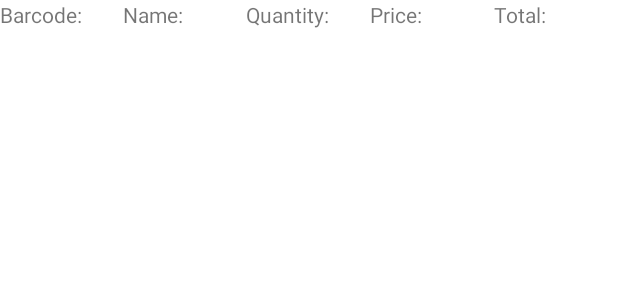
After one commit to dy-chrstn/Wonder-Pets_SwiftSell, an Android app: the layout listaddbuy.xml on its own in the app's theme, with its tools: preview values and no code run, on a phone screen of 412 x 824 dp. The commit adds this screen. Shown: the top 300 px of the screen. Run offline under Robolectric (Android 15) with nearby library versions, the phone set to English and light mode, and no system bars.

Commit message:
POS in progress need fix

```diff
--- a/app/src/main/java/com/example/scanit/PosActivity.kt
+++ b/app/src/main/java/com/example/scanit/PosActivity.kt
@@ -78,6 +78,7 @@ class PosActivity : AppCompatActivity() {
         val scanBtn = findViewById<Button>(R.id.ScanBar)
         val btnAdd = findViewById<Button>(R.id.addBuy)
 
+        adapter.updateItems(viewModel.getItems())
         prodNameSelect.text = nameProd
         val priceText = priceProd
         prodPriceSelect.text = "\u20B1 $priceText"
--- /dev/null
+++ b/app/src/main/res/layout/listaddbuy.xml
@@ -0,0 +1,62 @@
+<?xml version="1.0" encoding="utf-8"?>
+<androidx.constraintlayout.widget.ConstraintLayout xmlns:android="http://schemas.android.com/apk/res/android"
+    android:layout_width="match_parent"
+    android:layout_height="50dp">
+    <!-- item_layout.xml -->
+    <LinearLayout
+        xmlns:android="http://schemas.android.com/apk/res/android"
+        android:layout_width="match_parent"
+        android:layout_height="wrap_content"
+        android:orientation="vertical">
+
+        <LinearLayout
+            android:layout_width="match_parent"
+            android:layout_height="wrap_content"
+            android:weightSum="5"
+            android:orientation="horizontal">
+
+            <TextView
+                android:id="@+id/prodBC"
+                android:layout_width="0dp"
+                android:layout_height="wrap_content"
+                android:layout_weight="1"
+                android:text="Barcode: "
+                />
+
+            <TextView
+                android:id="@+id/pName"
+                android:layout_width="0dp"
+                android:layout_height="wrap_content"
+                android:layout_weight="1"
+                android:text="Name: "
+                />
+
+            <TextView
+                android:id="@+id/pQnty"
+                android:layout_width="0dp"
+                android:layout_height="wrap_content"
+                android:layout_weight="1"
+                android:text="Quantity: "
+                />
+
+            <TextView
+                android:id="@+id/pPrice"
+                android:layout_width="0dp"
+                android:layout_height="wrap_content"
+                android:layout_weight="1"
+                android:text="Price: "
+                />
+
+            <TextView
+                android:id="@+id/pTot"
+                android:layout_width="0dp"
+                android:layout_height="wrap_content"
+                android:layout_weight="1"
+                android:text="Total: "
+                />
+
+        </LinearLayout>
+
+    </LinearLayout>
+
+</androidx.constraintlayout.widget.ConstraintLayout>
```
Also changed, not shown: app/src/main/java/com/example/scanit/ScanAddPos.kt (added, +274 -0 lines), app/src/main/java/com/example/scanit/buyAdapter.kt (added, +52 -0 lines), app/src/main/java/com/example/scanit/buyModel.kt (added, +9 -0 lines), app/src/main/java/com/example/scanit/buyViewModel.kt (added, +18 -0 lines), app/src/main/res/layout/activity_scan_add_pos.xml (added, +42 -0 lines).
